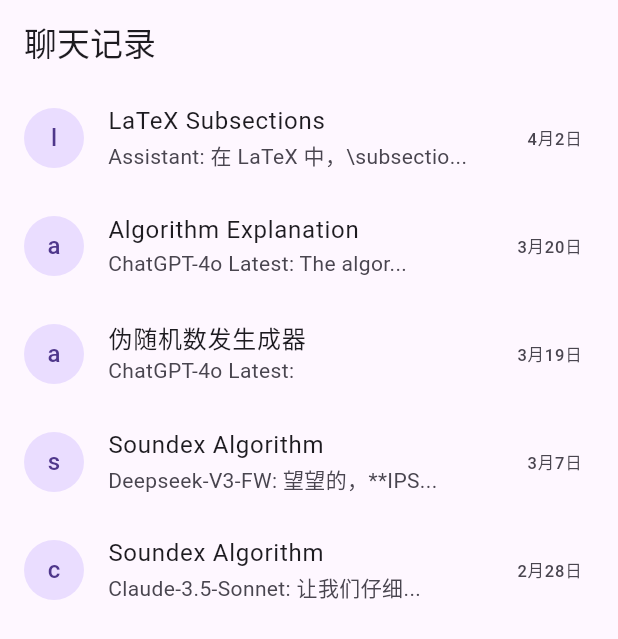
After one commit to junior-stack/COMP5450-Challenge1, a Flutter app: the ChatRecords screen opened directly, on a phone screen of 412 x 824 dp. The commit adds this screen. Shown: the top 639 px of the screen. Run offline on Flutter 3.47's test engine with Material 3 defaults, Android fonts, the phone set to English and light mode, and no system bars; our stand-ins replace dash_chat_2.

Commit message:
Chat History Page UI

```diff
--- a/lib/main.dart
+++ b/lib/main.dart
@@ -1,5 +1,6 @@
 import 'package:flutter/material.dart';
 import 'package:challenge1/pages/ChatPage.dart';
+import 'package:challenge1/pages/ChatHistory.dart';
 
 void main() {
   runApp(const MyApp());
@@ -26,6 +27,7 @@
         primarySwatch: Colors.blue,
       ),
       home: const ChatPage(title: 'Flutter Demo Home Page'),
+      // home: const ChatHistory(),
     );
   }
 }
--- /dev/null
+++ b/lib/pages/ChatHistory.dart
@@ -0,0 +1,215 @@
+import 'package:flutter/material.dart';
+
+
+class ChatHistory extends StatelessWidget {
+  const ChatHistory({super.key});
+
+  @override
+  Widget build(BuildContext context) {
+    return MaterialApp(
+      debugShowCheckedModeBanner: false,
+      theme: ThemeData(
+        primarySwatch: Colors.blue,
+        useMaterial3: true,
+      ),
+      home: const ChatRecords(),
+    );
+  }
+}
+
+class ChatItem {
+  final String icon;
+  final String title;
+  final String subtitle;
+  final String date;
+  bool isPinned; // 用于标记是否置顶
+
+  ChatItem({
+    required this.icon,
+    required this.title,
+    required this.subtitle,
+    required this.date,
+    this.isPinned = false, // 默认未置顶
+  });
+}
+
+class ChatRecords extends StatefulWidget {
+  const ChatRecords({super.key});
+
+  @override
+  State<ChatRecords> createState() => _ChatRecords();
+}
+
+class _ChatRecords extends State<ChatRecords> {
+  List<ChatItem> chatItems = [
+    ChatItem(
+      icon: 'latex_icon.png',
+      title: 'LaTeX Subsections',
+      subtitle: 'Assistant: 在 LaTeX 中，\\subsectio...',
+      date: '4月2日',
+    ),
+    ChatItem(
+      icon: 'algorithm_icon.png',
+      title: 'Algorithm Explanation',
+      subtitle: 'ChatGPT-4o Latest: The algor...',
+      date: '3月20日',
+    ),
+    ChatItem(
+      icon: 'algorithm_icon.png',
+      title: '伪随机数发生成器',
+      subtitle: 'ChatGPT-4o Latest:',
+      date: '3月19日',
+    ),
+    ChatItem(
+      icon: 'soundex_icon.png',
+      title: 'Soundex Algorithm',
+      subtitle: 'Deepseek-V3-FW: 望望的，**IPS...',
+      date: '3月7日',
+    ),
+    ChatItem(
+      icon: 'claude_icon.png',
+      title: 'Soundex Algorithm',
+      subtitle: 'Claude-3.5-Sonnet: 让我们仔细...',
+      date: '2月28日',
+    ),
+  ];
+
+  void _pinToTop(int index) {
+    setState(() {
+      final item = chatItems[index];
+      if (!item.isPinned) {
+        // 如果未置顶，标记为置顶并移动到置顶区域
+        item.isPinned = true;
+        chatItems.removeAt(index);
+        // 找到第一个未置顶的 item 的位置
+        int firstUnpinnedIndex = chatItems.indexWhere((item) => !item.isPinned);
+        if (firstUnpinnedIndex == -1) {
+          // 如果所有 item 都置顶了，添加到最后
+          chatItems.add(item);
+        } else {
+          // 插入到最后一个置顶 item 之后
+          chatItems.insert(firstUnpinnedIndex, item);
+        }
+      }
+    });
+  }
+
+  void _unpin(int index) {
+    setState(() {
+      final item = chatItems[index];
+      if (item.isPinned) {
+        // 如果已置顶，标记为未置顶并移动到未置顶区域的顶部
+        item.isPinned = false;
+        chatItems.removeAt(index);
+        // 找到第一个未置顶的 item 的位置
+        int firstUnpinnedIndex = chatItems.indexWhere((item) => !item.isPinned);
+        if (firstUnpinnedIndex == -1) {
+          // 如果没有未置顶的 item，添加到最后
+          chatItems.add(item);
+        } else {
+          // 插入到未置顶区域的顶部
+          chatItems.insert(firstUnpinnedIndex, item);
+        }
+      }
+    });
+  }
+
+  void _deleteItem(int index) {
+    setState(() {
+      chatItems.removeAt(index);
+    });
+  }
+
+  @override
+  Widget build(BuildContext context) {
+    return Scaffold(
+      appBar: AppBar(
+        title: const Text('聊天记录'),
+      ),
+      body: chatItems.isEmpty
+          ? const Center(
+        child: Text(
+          'empty',
+          style: TextStyle(fontSize: 18, color: Colors.grey),
+        ),
+      )
+          : ListView.builder(
+        itemCount: chatItems.length,
+        itemBuilder: (context, index) {
+          final item = chatItems[index];
+          return Dismissible(
+            key: Key(item.title + index.toString()),
+            direction: DismissDirection.endToStart,
+            background: Container(
+              color: Colors.red,
+              alignment: Alignment.centerRight,
+              padding: const EdgeInsets.only(right: 16),
+              child: const Icon(
+                Icons.delete,
+                color: Colors.white,
+              ),
+            ),
+            onDismissed: (direction) {
+              _deleteItem(index);
+              ScaffoldMessenger.of(context).showSnackBar(
+                SnackBar(content: Text('${item.title} 已删除')),
+              );
+            },
+            child: GestureDetector(
+              onLongPress: () {
+                showDialog(
+                  context: context,
+                  builder: (context) => AlertDialog(
+                    title: Text(item.isPinned ? '取消置顶' : '置顶'),
+                    content: Text(item.isPinned
+                        ? '是否取消此聊天的置顶？'
+                        : '是否将此聊天置顶？'),
+                    actions: [
+                      TextButton(
+                        onPressed: () => Navigator.pop(context),
+                        child: const Text('取消'),
+                      ),
+                      TextButton(
+                        onPressed: () {
+                          if (item.isPinned) {
+                            _unpin(index);
+                          } else {
+                            _pinToTop(index);
+                          }
+                          Navigator.pop(context);
+                        },
+                        child: const Text('确定'),
+                      ),
+                    ],
+                  ),
+                );
+              },
+              child: ListTile(
+                leading: Row(
+                  mainAxisSize: MainAxisSize.min,
+                  children: [
+                    CircleAvatar(
+                      child: Text(item.icon[0]), // 模拟图标
+                    ),
+                    if (item.isPinned) // 根据 isPinned 显示置顶图标
+                      const Padding(
+                        padding: EdgeInsets.only(left: 8.0),
+                        child: Icon(
+                          Icons.push_pin,
+                          size: 20,
+                          color: Colors.blue,
+                        ),
+                      ),
+                  ],
+                ),
+                title: Text(item.title),
+                subtitle: Text(item.subtitle),
+                trailing: Text(item.date),
+              ),
+            ),
+          );
+        },
+      ),
+    );
+  }
+}
```
